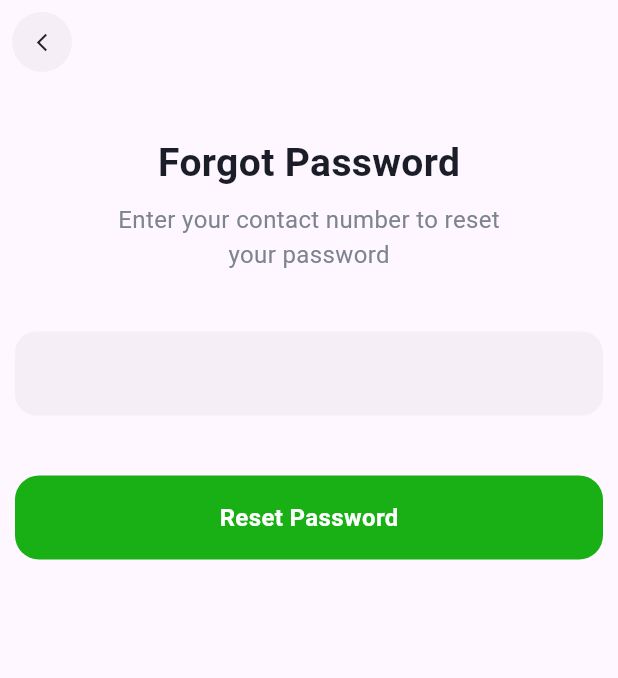
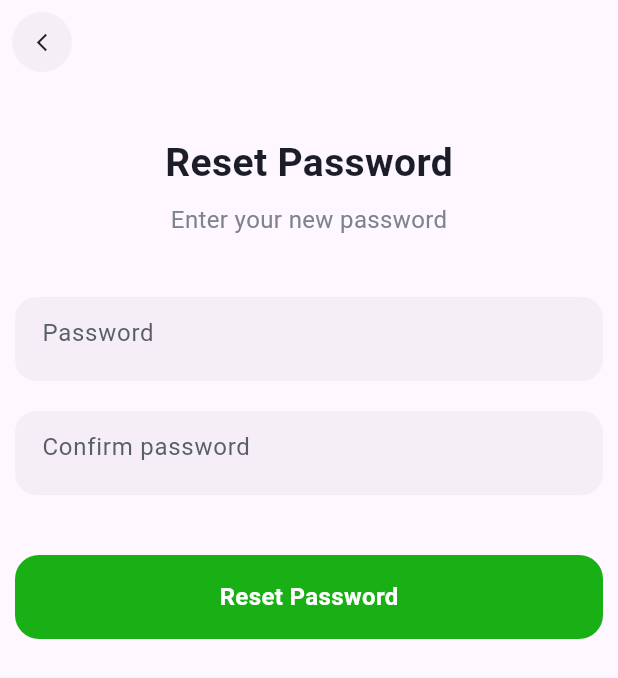
Before and after one commit to Vedanshi27vishu/Probationary-project, a Flutter app: the screen it shows after launch, on a phone screen of 412 x 824 dp. Shown: the top 678 px of the screen. Run offline on Flutter 3.47's test engine with Material 3 defaults, Android fonts, the phone set to English and light mode, and no system bars.

Commit message:
Forgot password

```diff
--- a/lib/Widget/screen_widget.dart
+++ b/lib/Widget/screen_widget.dart
@@ -5,12 +5,14 @@ class ScreenWidget extends StatelessWidget {
   final String subtitle;
   final String? subtitle2;
   final String buttontext;
+  final String label1;
 
   ScreenWidget({
     Key? key,
     required this.title,
     required this.buttontext,
     required this.subtitle,
+    required this.label1,
     this.subtitle2,
   }) : super(key: key);
 
@@ -73,8 +75,14 @@ class ScreenWidget extends StatelessWidget {
                   cursorColor: Colors.black,
                   decoration: InputDecoration(
                       border: InputBorder.none,
-                    contentPadding: EdgeInsets.all(18),
-                  ),
+                      contentPadding: EdgeInsets.only(left: 18),
+                      focusedBorder: OutlineInputBorder(
+                          borderRadius: BorderRadius.circular(14),
+                          borderSide:
+                              BorderSide(width: 0, color: Color(0x0A1B1B1B))),
+                      labelText: label1,
+                      labelStyle:
+                          TextStyle(color: Color.fromRGBO(88, 95, 103, 1))),
                 ),
               ),
               if (subtitle2 == null) ...[
@@ -88,14 +96,23 @@ class ScreenWidget extends StatelessWidget {
                   child: TextFormField(
                     cursorColor: Colors.black,
                     decoration: InputDecoration(
+                      contentPadding: EdgeInsets.only(left: 18),
+                      focusedBorder: OutlineInputBorder(
+                          borderRadius: BorderRadius.circular(14),
+                          borderSide:
+                              BorderSide(width: 0, color: Color(0x0A1B1B1B))),
                       border: InputBorder.none,
-                      contentPadding: EdgeInsets.all(18),
+                      labelText: "Confirm password",
+                      labelStyle:
+                          TextStyle(color: Color.fromRGBO(88, 95, 103, 1)),
                     ),
                   ),
                 ),
               ],
               SizedBox(height: 40),
-              Container(
+              InkWell(
+                onTap: () {},
+                child: Container(
                   height: 56,
                   decoration: BoxDecoration(
                     borderRadius: BorderRadius.all(Radius.circular(16)),
@@ -112,6 +129,7 @@ class ScreenWidget extends StatelessWidget {
                     ),
                   ),
                 ),
+              ),
             ],
           ),
         ),
--- a/lib/app.dart
+++ b/lib/app.dart
@@ -8,7 +8,7 @@ class MyApp extends StatelessWidget {
   Widget build(BuildContext context) {
     return MaterialApp(
       debugShowCheckedModeBanner: false,
-      home: Forgetpassword(),
+      home: ResetPassword(),
     );
   }
 }
--- a/lib/forgetpassword.dart
+++ b/lib/forgetpassword.dart
@@ -7,6 +7,7 @@ class Forgetpassword extends StatelessWidget {
 
   @override
   Widget build(BuildContext context) {
-    return ScreenWidget(title: "Forgot Password", buttontext: "Reset Password", subtitle: "Enter your contact number to reset", subtitle2: "your password");
+    return ScreenWidget(title: "Forgot Password",
+    buttontext: "Reset Password", subtitle: "Enter your contact number to reset", subtitle2: "your password", label1: "Phone Number",);
   }
 }
--- a/lib/reset_password.dart
+++ b/lib/reset_password.dart
@@ -6,6 +6,6 @@ class ResetPassword extends StatelessWidget {
 
   @override
   Widget build(BuildContext context) {
-    return ScreenWidget(title: "Reset Password", buttontext:"Reset Password", subtitle: "Enter your new password");
+    return ScreenWidget(title: "Reset Password", buttontext:"Reset Password", subtitle: "Enter your new password",label1: "Password",);
   }
 }
```
Lines whose indentation alone changed are shown as unchanged.
